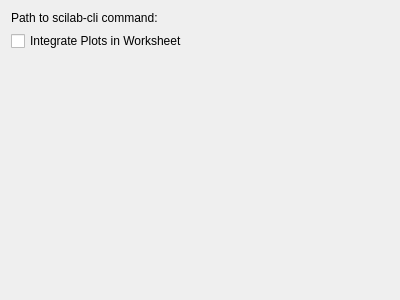
Old version of the form src/backends/scilab/settings.ui in the repository KDE/cantor.
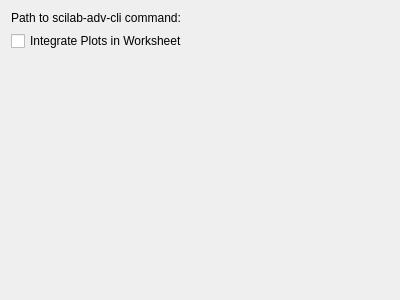
New version of the form. Custom widgets are drawn as their Qt base class.

Commit message: Added various functions in Scilab Backend. Added kDebug messages in Octave Backend.

The edit to the form file:
```diff
--- a/src/backends/scilab/settings.ui
+++ b/src/backends/scilab/settings.ui
@@ -16,7 +16,7 @@
      <item>
       <widget class="QLabel" name="label">
        <property name="text">
-        <string>Path to scilab-cli command:</string>
+        <string>Path to scilab-adv-cli command:</string>
        </property>
       </widget>
      </item>
```
The commit also changes 8 other files.
